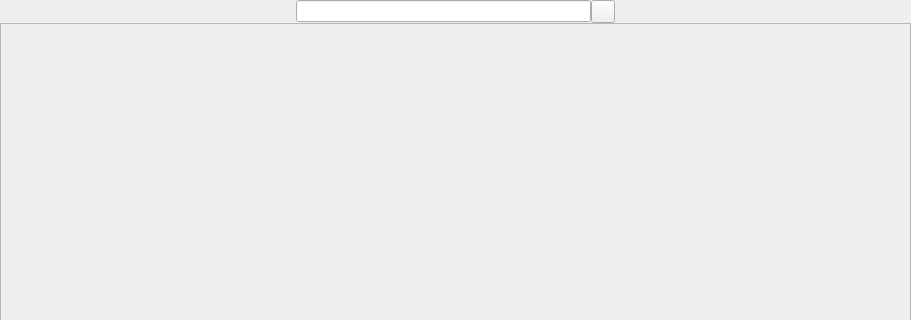
Above: src/views/novel/pages/search/search.ui from ddmoyu/ddmy before the change; both pictures show x 0 to 911 and y 0 to 320 of the 911 by 659 pixel window. Below: the same form after it.
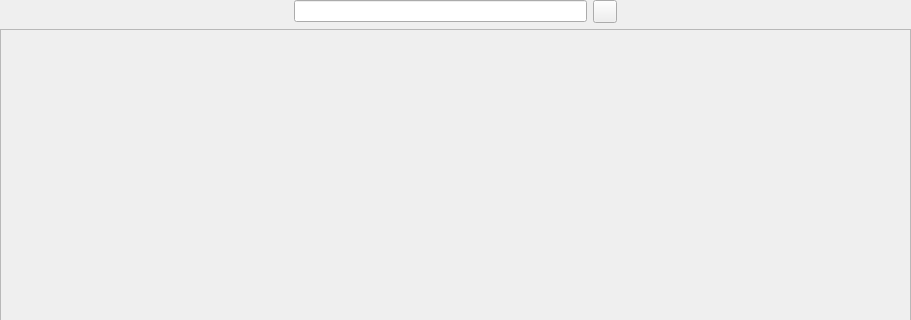
That is the form after the change. Custom widgets are drawn as their Qt base class.

Commit message: 优化书籍卡片组件与搜索界面

Patch:
```diff
--- a/src/views/novel/pages/search/search.ui
+++ b/src/views/novel/pages/search/search.ui
@@ -29,10 +29,77 @@
    <property name="bottomMargin">
     <number>9</number>
    </property>
-   <property name="spacing">
+   <property name="horizontalSpacing">
     <number>0</number>
    </property>
-   <item row="1" column="0" colspan="4">
+   <property name="verticalSpacing">
+    <number>6</number>
+   </property>
+   <item row="1" column="0">
+    <widget class="QWidget" name="wgt_top" native="true">
+     <layout class="QGridLayout" name="gridLayout_3">
+      <property name="leftMargin">
+       <number>0</number>
+      </property>
+      <property name="topMargin">
+       <number>0</number>
+      </property>
+      <property name="rightMargin">
+       <number>0</number>
+      </property>
+      <property name="bottomMargin">
+       <number>0</number>
+      </property>
+      <item row="0" column="2">
+       <widget class="ToolButton" name="btn_stop">
+        <property name="text">
+         <string/>
+        </property>
+       </widget>
+      </item>
+      <item row="0" column="1">
+       <widget class="SearchLineEdit" name="le_search">
+        <property name="maximumSize">
+         <size>
+          <width>300</width>
+          <height>16777215</height>
+         </size>
+        </property>
+       </widget>
+      </item>
+      <item row="0" column="0">
+       <spacer name="horizontalSpacer">
+        <property name="orientation">
+         <enum>Qt::Orientation::Horizontal</enum>
+        </property>
+        <property name="sizeHint" stdset="0">
+         <size>
+          <width>40</width>
+          <height>20</height>
+         </size>
+        </property>
+       </spacer>
+      </item>
+      <item row="0" column="3">
+       <spacer name="horizontalSpacer_2">
+        <property name="orientation">
+         <enum>Qt::Orientation::Horizontal</enum>
+        </property>
+        <property name="sizeHint" stdset="0">
+         <size>
+          <width>40</width>
+          <height>20</height>
+         </size>
+        </property>
+       </spacer>
+      </item>
+     </layout>
+    </widget>
+   </item>
+   <item row="3" column="0" colspan="4">
+    <layout class="QVBoxLayout" name="progressbar_layout"/>
+   </item>
+   <item row="2" column="0" colspan="4">
     <widget class="SmoothScrollArea" name="container">
      <property name="widgetResizable">
       <bool>true</bool>
@@ -43,7 +110,7 @@
         <x>0</x>
         <y>0</y>
         <width>909</width>
-        <height>624</height>
+        <height>612</height>
        </rect>
       </property>
       <layout class="QGridLayout" name="gridLayout_2">
@@ -63,52 +130,6 @@
      </widget>
     </widget>
    </item>
-   <item row="2" column="0" colspan="4">
-    <layout class="QVBoxLayout" name="progressbar_layout"/>
-   </item>
-   <item row="0" column="0">
-    <spacer name="horizontalSpacer_2">
-     <property name="orientation">
-      <enum>Qt::Orientation::Horizontal</enum>
-     </property>
-     <property name="sizeHint" stdset="0">
-      <size>
-       <width>40</width>
-       <height>20</height>
-      </size>
-     </property>
-    </spacer>
-   </item>
-   <item row="0" column="1">
-    <widget class="SearchLineEdit" name="le_search">
-     <property name="maximumSize">
-      <size>
-       <width>300</width>
-       <height>16777215</height>
-      </size>
-     </property>
-    </widget>
-   </item>
-   <item row="0" column="3">
-    <spacer name="horizontalSpacer">
-     <property name="orientation">
-      <enum>Qt::Orientation::Horizontal</enum>
-     </property>
-     <property name="sizeHint" stdset="0">
-      <size>
-       <width>40</width>
-       <height>20</height>
-      </size>
-     </property>
-    </spacer>
-   </item>
-   <item row="0" column="2">
-    <widget class="ToolButton" name="btn_stop">
-     <property name="text">
-      <string/>
-     </property>
-    </widget>
-   </item>
   </layout>
  </widget>
  <customwidgets>
```
Left out of the diff: 3 changed lines with no effect on the pictures. The commit also changes 3 other files.
